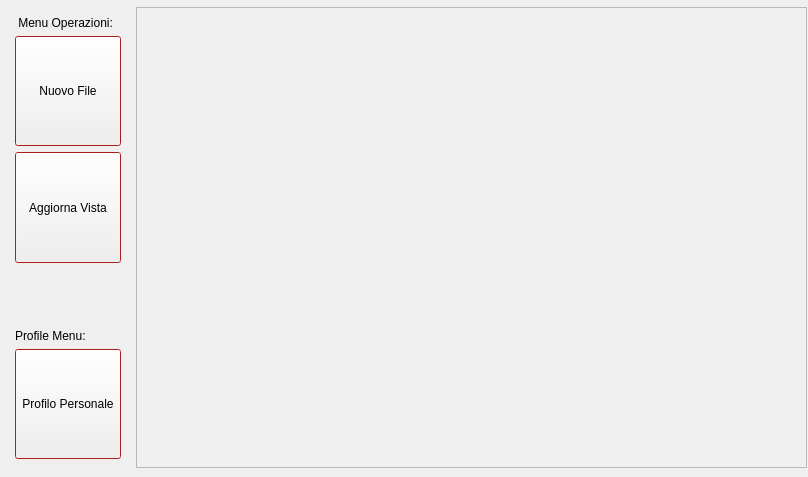
cosimo265598/Edilive, file Login/homepage.ui: the form before one commit.
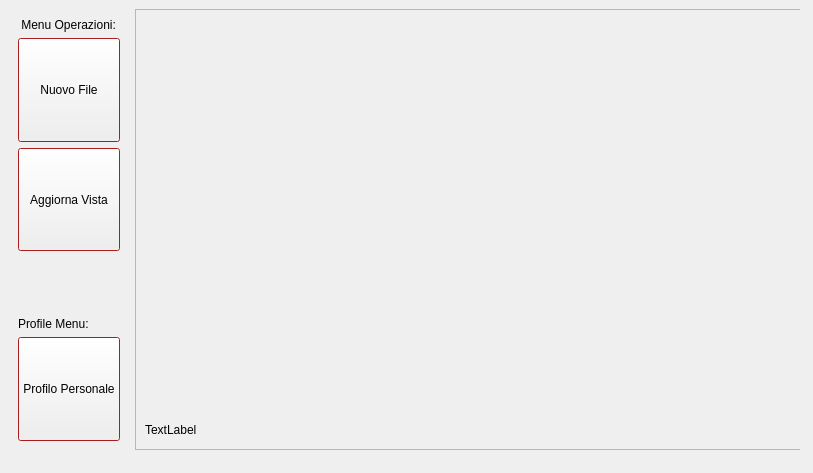
The form after the commit.

Commit message: Added connet signal/slot in case of login failure with error label shown

```diff
--- a/Login/homepage.ui
+++ b/Login/homepage.ui
@@ -6,20 +6,30 @@
    <rect>
     <x>0</x>
     <y>0</y>
-    <width>808</width>
-    <height>477</height>
+    <width>813</width>
+    <height>473</height>
    </rect>
   </property>
   <property name="windowTitle">
    <string>Form</string>
   </property>
+  <widget class="QStackedWidget" name="stackedWidget">
+   <property name="geometry">
+    <rect>
+     <x>9</x>
+     <y>9</y>
+     <width>791</width>
+     <height>451</height>
+    </rect>
+   </property>
+   <widget class="QWidget" name="homePage">
   <widget class="QWidget" name="layoutWidget">
    <property name="geometry">
     <rect>
-     <x>6</x>
-     <y>7</y>
+       <x>0</x>
+       <y>0</y>
      <width>801</width>
-     <height>461</height>
+       <height>441</height>
     </rect>
    </property>
    <layout class="QHBoxLayout" name="horizontalLayout">
@@ -171,7 +181,7 @@
         </widget>
        </item>
        <item>
-        <widget class="QToolButton" name="toolButton_profile_page">
+          <widget class="QPushButton" name="pushButton_profile_page">
          <property name="sizePolicy">
           <sizepolicy hsizetype="Preferred" vsizetype="Preferred">
            <horstretch>0</horstretch>
@@ -205,8 +215,8 @@
         <rect>
          <x>0</x>
          <y>0</y>
-         <width>642</width>
-         <height>457</height>
+           <width>645</width>
+           <height>437</height>
         </rect>
        </property>
        <layout class="QGridLayout" name="gridLayout_3">
@@ -235,33 +245,27 @@
           </layout>
          </widget>
         </item>
-       </layout>
-      </widget>
-     </widget>
-    </item>
-   </layout>
-  </widget>
-  <widget class="QLabel" name="InfoFile_label">
-   <property name="geometry">
-    <rect>
-     <x>279</x>
-     <y>674</y>
-     <width>855</width>
-     <height>17</height>
-    </rect>
-   </property>
-   <property name="sizePolicy">
-    <sizepolicy hsizetype="Minimum" vsizetype="Minimum">
-     <horstretch>0</horstretch>
-     <verstretch>0</verstretch>
-    </sizepolicy>
+          <item row="1" column="2">
+           <widget class="QLabel" name="infoLabel">
+            <property name="maximumSize">
+             <size>
+              <width>16777215</width>
+              <height>20</height>
+             </size>
    </property>
    <property name="text">
-    <string>...</string>
-   </property>
-   <property name="alignment">
-    <set>Qt::AlignRight|Qt::AlignTrailing|Qt::AlignVCenter</set>
-   </property>
+             <string>TextLabel</string>
+            </property>
+           </widget>
+          </item>
+         </layout>
+        </widget>
+       </widget>
+      </item>
+     </layout>
+    </widget>
+   </widget>
+   <widget class="QWidget" name="profilePage"/>
   </widget>
  </widget>
  <resources/>
```
Left out of the diff: 2 changed lines with no effect on the pictures. Lines whose indentation alone changed are shown as unchanged. The commit also changes 12 other files.
